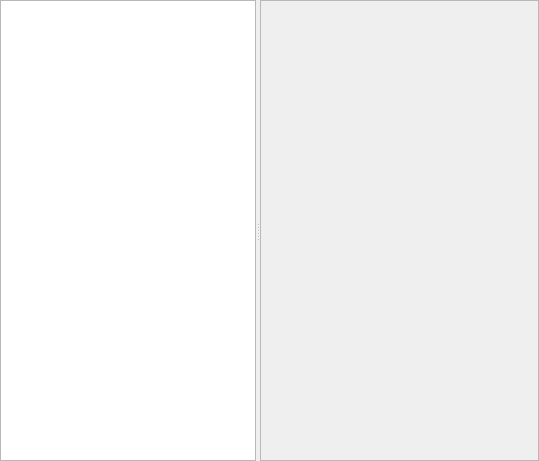
The window that app/ui/fxpage.ui (hftom/MachinTruc) describes before a commit, drawn with Qt 5.
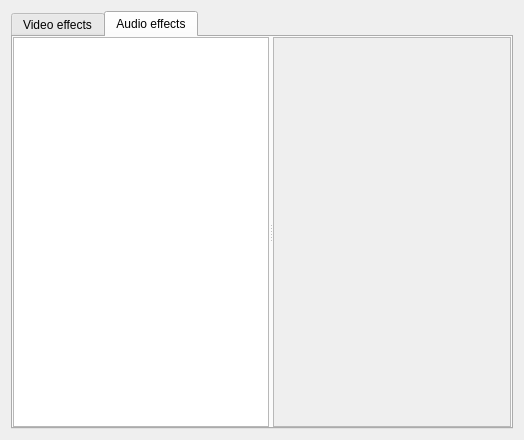
The same window after the commit. The open tabs and pages were chosen to show the change. Icons and pictures are not drawn. Custom widgets are drawn as their Qt base class.

Commit message: Add audio filters UI.

```diff
--- a/app/ui/fxpage.ui
+++ b/app/ui/fxpage.ui
@@ -6,13 +6,27 @@
    <rect>
     <x>0</x>
     <y>0</y>
-    <width>539</width>
-    <height>461</height>
+    <width>524</width>
+    <height>440</height>
    </rect>
   </property>
   <property name="windowTitle">
    <string>Form</string>
   </property>
+  <layout class="QGridLayout" name="gridLayout_2">
+   <item row="0" column="0">
+    <widget class="QTabWidget" name="tabWidget">
+     <property name="currentIndex">
+      <number>0</number>
+     </property>
+     <widget class="QWidget" name="videoTab">
+      <attribute name="icon">
+       <iconset resource="../resources.qrc">
+        <normaloff>:/toolbar/icons/video_icon.png</normaloff>:/toolbar/icons/video_icon.png</iconset>
+      </attribute>
+      <attribute name="title">
+       <string>Video effects</string>
+      </attribute>
   <layout class="QGridLayout" name="gridLayout">
    <property name="margin">
     <number>0</number>
@@ -40,6 +54,50 @@
       <property name="widgetResizable">
        <bool>true</bool>
       </property>
+         </widget>
+        </widget>
+       </item>
+      </layout>
+     </widget>
+     <widget class="QWidget" name="audioTab">
+      <attribute name="icon">
+       <iconset resource="../resources.qrc">
+        <normaloff>:/toolbar/icons/audio-volume-high.png</normaloff>:/toolbar/icons/audio-volume-high.png</iconset>
+      </attribute>
+      <attribute name="title">
+       <string>Audio effects</string>
+      </attribute>
+      <layout class="QGridLayout" name="gridLayout">
+       <property name="margin">
+        <number>0</number>
+       </property>
+       <item row="0" column="0">
+        <widget class="QSplitter" name="audioSplitter">
+         <property name="orientation">
+          <enum>Qt::Horizontal</enum>
+         </property>
+         <widget class="EffectListWidget" name="audioListWidget">
+          <property name="focusPolicy">
+           <enum>Qt::NoFocus</enum>
+          </property>
+         </widget>
+         <widget class="QScrollArea" name="audioEffectsWidget">
+          <property name="sizePolicy">
+           <sizepolicy hsizetype="Expanding" vsizetype="Expanding">
+            <horstretch>1</horstretch>
+            <verstretch>0</verstretch>
+           </sizepolicy>
+          </property>
+          <property name="focusPolicy">
+           <enum>Qt::NoFocus</enum>
+          </property>
+          <property name="widgetResizable">
+           <bool>true</bool>
+          </property>
+         </widget>
+        </widget>
+       </item>
+      </layout>
      </widget>
     </widget>
    </item>
```
Left out of the diff: 10 changed lines with no effect on the pictures. Lines whose indentation alone changed are shown as unchanged. The commit also changes 6 other files.
